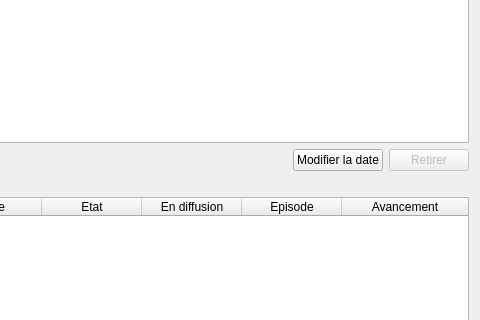
The window that src/ui/tabs/planning_tab.ui (seigneurfuo/MyAnimeManager3) describes before a commit, drawn with Qt 5; both pictures show x 370 to 850 and y 113 to 433 of the 850 by 546 pixel window.
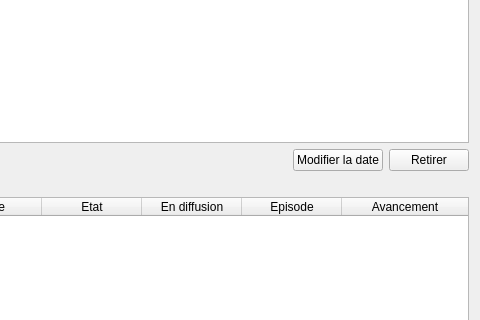
The same window after the commit. Icons and pictures are not drawn.

Commit message: Ajout de la supression classique du jour dans le planning de visionnage. Aucune action ne sera faite sur la saison: pas de modification du dernier épisode vue.

Patch:
```diff
--- a/src/ui/tabs/planning_tab.ui
+++ b/src/ui/tabs/planning_tab.ui
@@ -355,7 +355,7 @@
      <item>
       <widget class="QPushButton" name="delete_button">
        <property name="enabled">
-        <bool>false</bool>
+        <bool>true</bool>
        </property>
        <property name="maximumSize">
         <size>
```
The commit also changes 1 other file.
